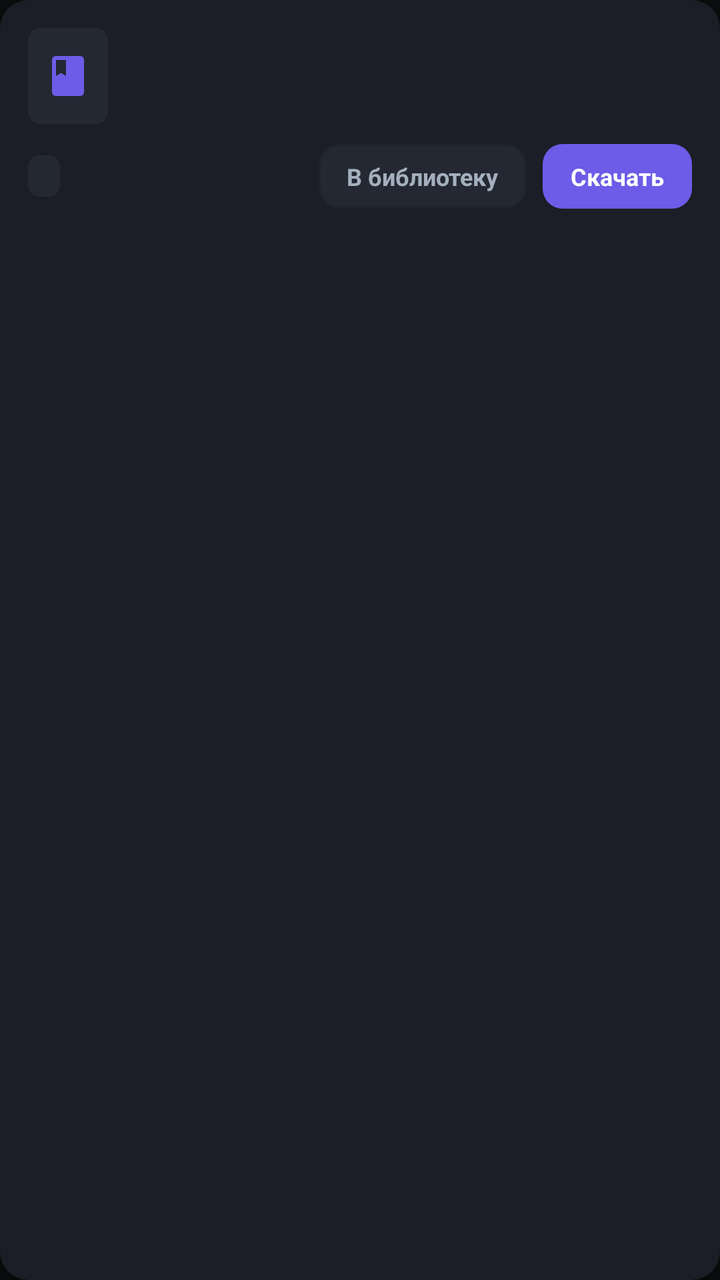
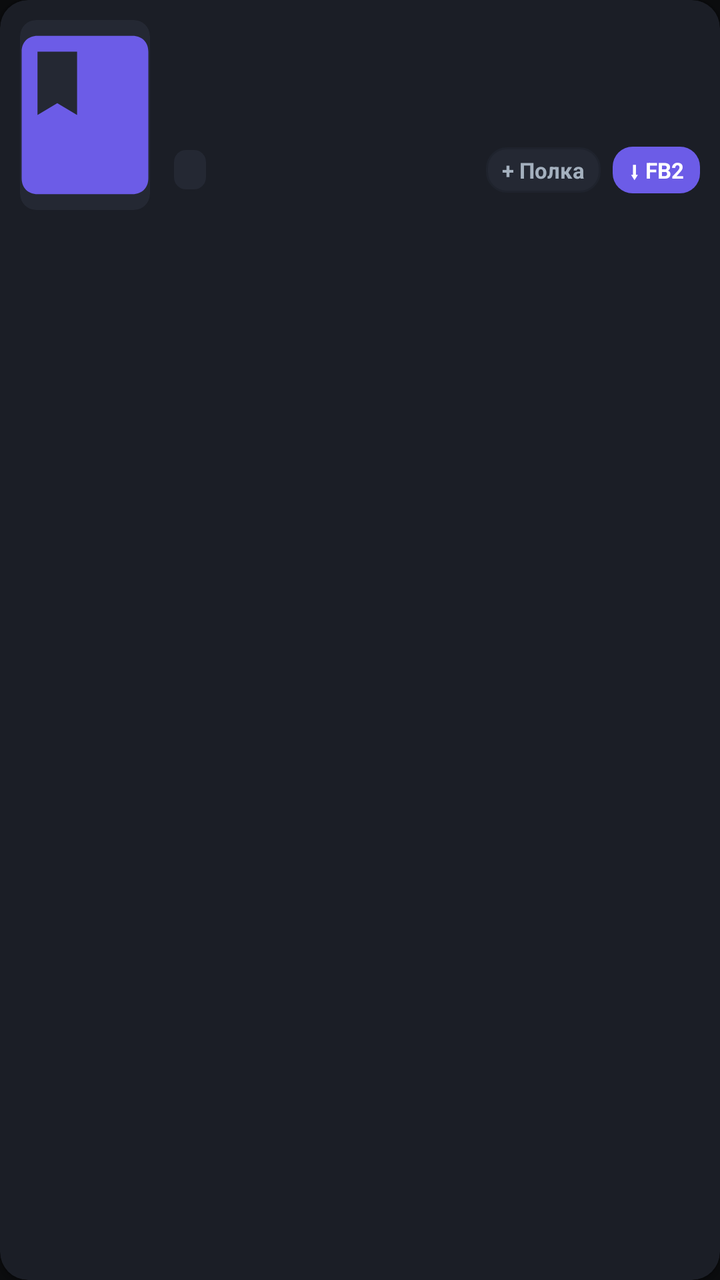

The first picture is an Android layout as it rendered before a commit; the second is the same layout after the commit. The layout source and the unified diff follow.
<!-- AndroidManifest.xml: application theme Theme.Flibusta -->
<!-- res/layout/item_book.xml -->
<?xml version="1.0" encoding="utf-8"?>
<androidx.cardview.widget.CardView xmlns:android="http://schemas.android.com/apk/res/android"
    xmlns:app="http://schemas.android.com/apk/res-auto"
    android:layout_width="match_parent"
    android:layout_height="wrap_content"
    android:layout_marginStart="12dp"
    android:layout_marginEnd="12dp"
    android:layout_marginTop="6dp"
    android:layout_marginBottom="6dp"
    app:cardBackgroundColor="@color/bg_surface_card"
    app:cardCornerRadius="14dp"
    app:cardElevation="2dp">

    <LinearLayout
        android:layout_width="match_parent"
        android:layout_height="wrap_content"
        android:orientation="vertical"
        android:padding="14dp">

        <LinearLayout
            android:layout_width="match_parent"
            android:layout_height="wrap_content"
            android:gravity="center_vertical"
            android:orientation="horizontal">

            <ImageView
                android:id="@+id/iv_book_icon"
                android:layout_width="40dp"
                android:layout_height="48dp"
                android:background="@drawable/bg_badge"
                android:padding="8dp"
                android:src="@drawable/ic_book"
                android:contentDescription="Book" />

            <LinearLayout
                android:layout_width="0dp"
                android:layout_height="wrap_content"
                android:layout_marginStart="12dp"
                android:layout_weight="1"
                android:orientation="vertical">

                <TextView
                    android:id="@+id/tv_book_title"
                    android:layout_width="wrap_content"
                    android:layout_height="wrap_content"
                    android:ellipsize="end"
                    android:maxLines="2"
                    android:textColor="@color/text_primary"
                    android:textSize="16sp"
                    android:textStyle="bold" />

                <TextView
                    android:id="@+id/tv_book_author"
                    android:layout_width="wrap_content"
                    android:layout_height="wrap_content"
                    android:layout_marginTop="2dp"
                    android:ellipsize="end"
                    android:maxLines="1"
                    android:textColor="@color/text_secondary"
                    android:textSize="13sp" />
            </LinearLayout>
        </LinearLayout>

        <LinearLayout
            android:layout_width="match_parent"
            android:layout_height="wrap_content"
            android:layout_marginTop="10dp"
            android:gravity="center_vertical"
            android:orientation="horizontal">

            <TextView
                android:id="@+id/tv_book_genre"
                android:layout_width="wrap_content"
                android:layout_height="wrap_content"
                android:background="@drawable/bg_badge"
                android:textColor="@color/accent_cyan"
                android:textSize="11sp" />

            <TextView
                android:id="@+id/tv_book_size"
                android:layout_width="wrap_content"
                android:layout_height="wrap_content"
                android:layout_marginStart="8dp"
                android:textColor="@color/text_muted"
                android:textSize="11sp" />

            <View
                android:layout_width="0dp"
                android:layout_height="1dp"
                android:layout_weight="1" />

            <TextView
                android:id="@+id/btn_add_library"
                android:layout_width="wrap_content"
                android:layout_height="wrap_content"
                android:background="@drawable/bg_button_secondary"
                android:clickable="true"
                android:focusable="true"
                android:text="@string/btn_to_library"
                android:textColor="@color/text_secondary"
                android:textSize="12sp"
                android:textStyle="bold" />

            <TextView
                android:id="@+id/btn_download"
                android:layout_width="wrap_content"
                android:layout_height="wrap_content"
                android:layout_marginStart="8dp"
                android:background="@drawable/bg_button_accent"
                android:clickable="true"
                android:focusable="true"
                android:text="@string/btn_download"
                android:textColor="@color/text_primary"
                android:textSize="12sp"
                android:textStyle="bold" />
        </LinearLayout>
    </LinearLayout>
</androidx.cardview.widget.CardView>
<!-- resources referenced by this layout -->
<resources>
  <color name="accent_cyan">#00CEC9</color>
  <color name="bg_surface_card">#1B1E26</color>
  <color name="text_muted">#576574</color>
  <color name="text_primary">#FFFFFF</color>
  <color name="text_secondary">#A4B0BE</color>
  <!-- drawable bg_badge (drawable) -->
  <?xml version="1.0" encoding="utf-8"?>
  <shape xmlns:android="http://schemas.android.com/apk/res/android"
      android:shape="rectangle">
      <solid android:color="@color/bg_surface_light" />
      <corners android:radius="6dp" />
      <padding
          android:left="8dp"
          android:top="3dp"
          android:right="8dp"
          android:bottom="3dp" />
  </shape>
  <!-- drawable bg_button_accent (drawable) -->
  <?xml version="1.0" encoding="utf-8"?>
  <ripple xmlns:android="http://schemas.android.com/apk/res/android"
      android:color="#33FFFFFF">
      <item>
          <shape android:shape="rectangle">
              <solid android:color="@color/accent_primary" />
              <corners android:radius="10dp" />
              <padding
                  android:left="14dp"
                  android:top="8dp"
                  android:right="14dp"
                  android:bottom="8dp" />
          </shape>
      </item>
  </ripple>
  <!-- drawable bg_button_secondary (drawable) -->
  <?xml version="1.0" encoding="utf-8"?>
  <ripple xmlns:android="http://schemas.android.com/apk/res/android"
      android:color="#33FFFFFF">
      <item>
          <shape android:shape="rectangle">
              <solid android:color="@color/bg_surface_light" />
              <stroke android:width="1dp" android:color="@color/divider" />
              <corners android:radius="10dp" />
              <padding
                  android:left="14dp"
                  android:top="8dp"
                  android:right="14dp"
                  android:bottom="8dp" />
          </shape>
      </item>
  </ripple>
  <!-- drawable ic_book (drawable) -->
  <vector xmlns:android="http://schemas.android.com/apk/res/android"
      android:width="24dp"
      android:height="24dp"
      android:viewportWidth="24"
      android:viewportHeight="24">
      <path
          android:fillColor="@color/accent_primary"
          android:pathData="M18,2H6c-1.2,0 -2,0.8 -2,2v16c0,1.2 0.8,2 2,2h12c1.2,0 2,-0.8 2,-2V4c0,-1.2 -0.8,-2 -2,-2zM6,4h5v8l-2.5,-1.5L6,12V4z" />
  </vector>
  <string name="btn_download">Скачать</string>
  <string name="btn_to_library">В библиотеку</string>
  <style name="Theme.Flibusta" parent="Theme.MaterialComponents.DayNight.NoActionBar">
          <item name="colorPrimary">@color/accent_primary</item>
          <item name="colorPrimaryVariant">@color/bg_surface_card</item>
          <item name="colorOnPrimary">@color/text_primary</item>
          <item name="colorSecondary">@color/accent_secondary</item>
          <item name="colorSecondaryVariant">@color/accent_cyan</item>
          <item name="colorOnSecondary">@color/text_primary</item>
  
          <item name="android:windowBackground">@color/bg_primary</item>
          <item name="android:statusBarColor">@color/bg_primary</item>
          <item name="android:navigationBarColor">@color/nav_bar_bg</item>
          <item name="android:textColorPrimary">@color/text_primary</item>
          <item name="android:textColorSecondary">@color/text_secondary</item>
      </style>
  <color name="bg_surface_light">#242833</color>
  <color name="accent_primary">#6C5CE7</color>
  <color name="divider">#1F232D</color>
  <color name="accent_secondary">#0984E3</color>
  <color name="bg_primary">#0B0C0E</color>
  <color name="nav_bar_bg">#111317</color>
</resources>

<!-- the commit's change to res/layout/item_book.xml (unified diff, before → after) -->
@@ -3,10 +3,13 @@
     xmlns:app="http://schemas.android.com/apk/res-auto"
     android:layout_width="match_parent"
     android:layout_height="wrap_content"
-    android:layout_marginStart="12dp"
-    android:layout_marginEnd="12dp"
-    android:layout_marginTop="6dp"
-    android:layout_marginBottom="6dp"
+    android:layout_marginStart="10dp"
+    android:layout_marginEnd="10dp"
+    android:layout_marginTop="5dp"
+    android:layout_marginBottom="5dp"
+    android:clickable="true"
+    android:focusable="true"
+    android:foreground="?android:attr/selectableItemBackground"
     app:cardBackgroundColor="@color/bg_surface_card"
     app:cardCornerRadius="14dp"
     app:cardElevation="2dp">
@@ -14,105 +17,129 @@
     <LinearLayout
         android:layout_width="match_parent"
         android:layout_height="wrap_content"
-        android:orientation="vertical"
-        android:padding="14dp">
+        android:orientation="horizontal"
+        android:padding="10dp">
 
-        <LinearLayout
-            android:layout_width="match_parent"
-            android:layout_height="wrap_content"
-            android:gravity="center_vertical"
-            android:orientation="horizontal">
+        
+        <androidx.cardview.widget.CardView
+            android:layout_width="65dp"
+            android:layout_height="95dp"
+            app:cardCornerRadius="8dp"
+            app:cardElevation="0dp"
+            app:cardBackgroundColor="@color/bg_surface_light">
 
             <ImageView
-                android:id="@+id/iv_book_icon"
-                android:layout_width="40dp"
-                android:layout_height="48dp"
-                android:background="@drawable/bg_badge"
-                android:padding="8dp"
+                android:id="@+id/iv_book_cover"
+                android:layout_width="match_parent"
+                android:layout_height="match_parent"
+                android:scaleType="centerCrop"
                 android:src="@drawable/ic_book"
-                android:contentDescription="Book" />
+                android:contentDescription="Cover" />
+        </androidx.cardview.widget.CardView>
 
+        
+        <LinearLayout
+            android:layout_width="0dp"
+            android:layout_height="wrap_content"
+            android:layout_marginStart="12dp"
+            android:layout_weight="1"
+            android:orientation="vertical">
+
+            <TextView
+                android:id="@+id/tv_book_title"
+                android:layout_width="match_parent"
+                android:layout_height="wrap_content"
+                android:ellipsize="end"
+                android:maxLines="2"
+                android:textColor="@color/text_primary"
+                android:textSize="15sp"
+                android:textStyle="bold" />
+
+            <TextView
+                android:id="@+id/tv_book_author"
+                android:layout_width="match_parent"
+                android:layout_height="wrap_content"
+                android:layout_marginTop="2dp"
+                android:ellipsize="end"
+                android:maxLines="1"
+                android:textColor="@color/accent_cyan"
+                android:textSize="12sp" />
+
+            <TextView
+                android:id="@+id/tv_book_desc"
+                android:layout_width="match_parent"
+                android:layout_height="wrap_content"
+                android:layout_marginTop="4dp"
+                android:ellipsize="end"
+                android:maxLines="2"
+                android:textColor="@color/text_muted"
+                android:textSize="11sp" />
+
+            
             <LinearLayout
-                android:layout_width="0dp"
+                android:layout_width="match_parent"
                 android:layout_height="wrap_content"
-                android:layout_marginStart="12dp"
-                android:layout_weight="1"
-                android:orientation="vertical">
+                android:layout_marginTop="6dp"
+                android:gravity="center_vertical"
+                android:orientation="horizontal">
 
                 <TextView
-                    android:id="@+id/tv_book_title"
+                    android:id="@+id/tv_book_genre"
                     android:layout_width="wrap_content"
                     android:layout_height="wrap_content"
+                    android:background="@drawable/bg_badge"
                     android:ellipsize="end"
-                    android:maxLines="2"
-                    android:textColor="@color/text_primary"
-                    android:textSize="16sp"
+                    android:maxLines="1"
+                    android:maxWidth="110dp"
+                    android:textColor="@color/accent_gold"
+                    android:textSize="10sp" />
+
+                <TextView
+                    android:id="@+id/tv_book_size"
+                    android:layout_width="wrap_content"
+                    android:layout_height="wrap_content"
+                    android:layout_marginStart="6dp"
+                    android:textColor="@color/text_muted"
+                    android:textSize="10sp" />
+
+                <View
+                    android:layout_width="0dp"
+                    android:layout_height="1dp"
+                    android:layout_weight="1" />
+
+                <TextView
+                    android:id="@+id/btn_add_library"
+                    android:layout_width="wrap_content"
+                    android:layout_height="wrap_content"
+                    android:background="@drawable/bg_button_secondary"
+                    android:clickable="true"
+                    android:focusable="true"
+                    android:paddingStart="8dp"
+                    android:paddingEnd="8dp"
+                    android:paddingTop="4dp"
+                    android:paddingBottom="4dp"
+                    android:text="+ Полка"
+                    android:textColor="@color/text_secondary"
+                    android:textSize="11sp"
                     android:textStyle="bold" />
 
                 <TextView
-                    android:id="@+id/tv_book_author"
+                    android:id="@+id/btn_download"
                     android:layout_width="wrap_content"
                     android:layout_height="wrap_content"
-                    android:layout_marginTop="2dp"
-                    android:ellipsize="end"
-                    android:maxLines="1"
-                    android:textColor="@color/text_secondary"
-                    android:textSize="13sp" />
+                    android:layout_marginStart="6dp"
+                    android:background="@drawable/bg_button_accent"
+                    android:clickable="true"
+                    android:focusable="true"
+                    android:paddingStart="8dp"
+                    android:paddingEnd="8dp"
+                    android:paddingTop="4dp"
+                    android:paddingBottom="4dp"
+                    android:text="⬇ FB2"
+                    android:textColor="@color/text_primary"
+                    android:textSize="11sp"
+                    android:textStyle="bold" />
             </LinearLayout>
-        </LinearLayout>
-
-        <LinearLayout
-            android:layout_width="match_parent"
-            android:layout_height="wrap_content"
-            android:layout_marginTop="10dp"
-            android:gravity="center_vertical"
-            android:orientation="horizontal">
-
-            <TextView
-                android:id="@+id/tv_book_genre"
-                android:layout_width="wrap_content"
-                android:layout_height="wrap_content"
-                android:background="@drawable/bg_badge"
-                android:textColor="@color/accent_cyan"
-                android:textSize="11sp" />
-
-            <TextView
-                android:id="@+id/tv_book_size"
-                android:layout_width="wrap_content"
-                android:layout_height="wrap_content"
-                android:layout_marginStart="8dp"
-                android:textColor="@color/text_muted"
-                android:textSize="11sp" />
-
-            <View
-                android:layout_width="0dp"
-                android:layout_height="1dp"
-                android:layout_weight="1" />
-
-            <TextView
-                android:id="@+id/btn_add_library"
-                android:layout_width="wrap_content"
-                android:layout_height="wrap_content"
-                android:background="@drawable/bg_button_secondary"
-                android:clickable="true"
-                android:focusable="true"
-                android:text="@string/btn_to_library"
-                android:textColor="@color/text_secondary"
-                android:textSize="12sp"
-                android:textStyle="bold" />
-
-            <TextView
-                android:id="@+id/btn_download"
-                android:layout_width="wrap_content"
-                android:layout_height="wrap_content"
-                android:layout_marginStart="8dp"
-                android:background="@drawable/bg_button_accent"
-                android:clickable="true"
-                android:focusable="true"
-                android:text="@string/btn_download"
-                android:textColor="@color/text_primary"
-                android:textSize="12sp"
-                android:textStyle="bold" />
         </LinearLayout>
     </LinearLayout>
 </androidx.cardview.widget.CardView>
<!-- resource entries referenced after the edit -->
@@ -1,6 +1,7 @@
 <!-- resources referenced by this layout -->
 <resources>
   <color name="accent_cyan">#00CEC9</color>
+  <color name="accent_gold">#FDCB6E</color>
   <color name="bg_surface_card">#1B1E26</color>
   <color name="text_muted">#576574</color>
   <color name="text_primary">#FFFFFF</color>
@@ -60,8 +61,6 @@
           android:fillColor="@color/accent_primary"
           android:pathData="M18,2H6c-1.2,0 -2,0.8 -2,2v16c0,1.2 0.8,2 2,2h12c1.2,0 2,-0.8 2,-2V4c0,-1.2 -0.8,-2 -2,-2zM6,4h5v8l-2.5,-1.5L6,12V4z" />
   </vector>
-  <string name="btn_download">Скачать</string>
-  <string name="btn_to_library">В библиотеку</string>
   <style name="Theme.Flibusta" parent="Theme.MaterialComponents.DayNight.NoActionBar">
           <item name="colorPrimary">@color/accent_primary</item>
           <item name="colorPrimaryVariant">@color/bg_surface_card</item>
